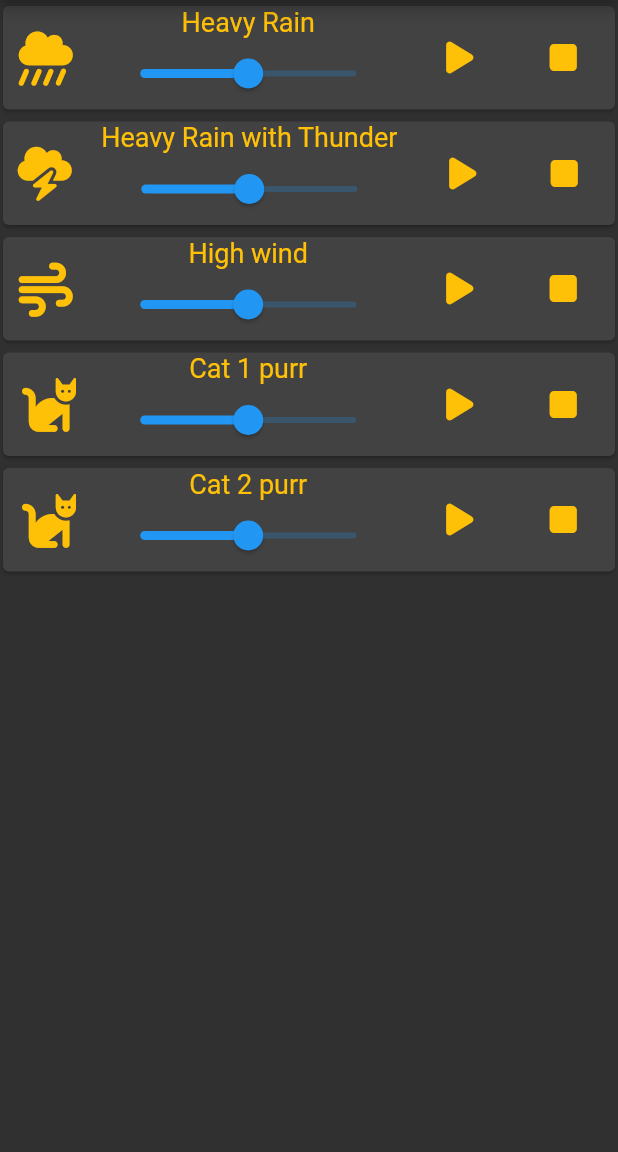
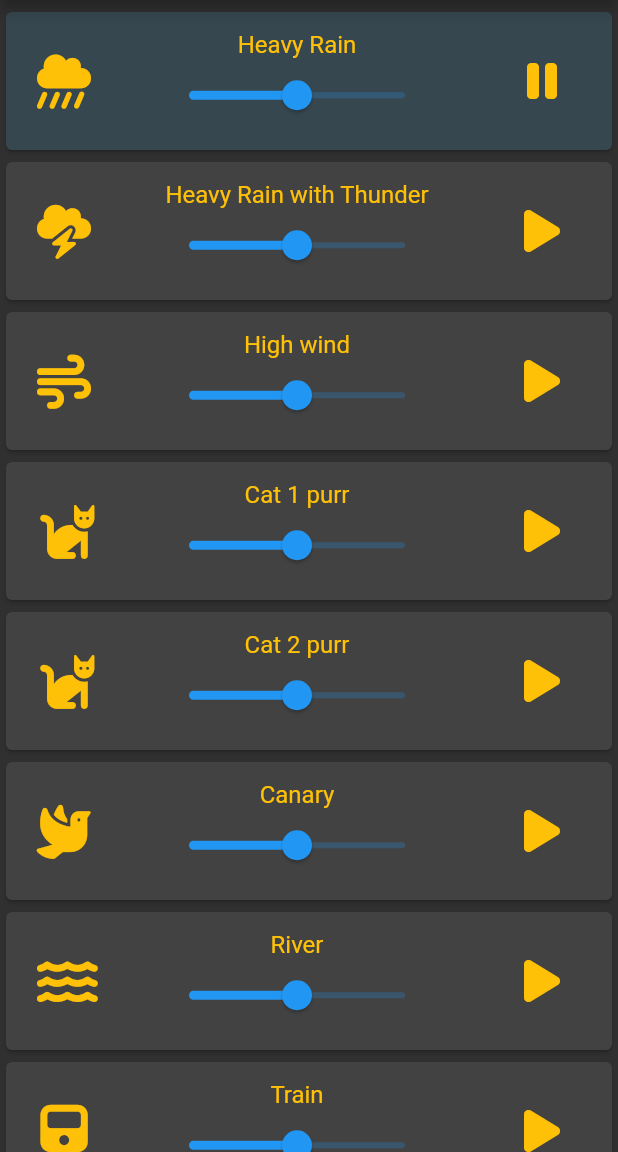
Before and after one commit to alona-tepukhina/nature_sounds, a Flutter app: the screen it shows after launch, after a tap on an icon or button, on a phone screen of 412 x 824 dp, the part 84-1236 px from its top. Run offline on Flutter 3.47's test engine with Material 2 defaults, Android fonts, the phone set to English and light mode, and no system bars; our stand-ins replace audioplayers, font_awesome_flutter.

Commit message:
Fixed theme, added active card color

```diff
--- /dev/null
+++ b/lib/homepage.dart
@@ -0,0 +1,88 @@
+import 'package:flutter/material.dart';
+import 'package:font_awesome_flutter/font_awesome_flutter.dart';
+import 'sound_card.dart';
+import 'package:audioplayers/audioplayers.dart';
+
+class HomePage extends StatefulWidget {
+  const HomePage({Key? key}) : super(key: key);
+
+  @override
+  State<HomePage> createState() => _HomePageState();
+}
+
+class _HomePageState extends State<HomePage> {
+  @override
+  Widget build(BuildContext context) {
+    return Stack(
+      alignment: Alignment.bottomCenter,
+      children: [
+        ListView(
+          scrollDirection: Axis.vertical,
+          children: const [
+            SizedBox(height: 4.0),
+            SoundCard(
+              soundName: 'Heavy Rain',
+              fileName: '527498__timothyd4y__rain-on-sidewalk.wav',
+              soundIconData: FontAwesomeIcons.cloudShowersHeavy,
+            ),
+            SoundCard(
+              soundName: 'Heavy Rain with Thunder',
+              fileName: '164206__danjocross__rain-very-heavy-with-thunder.wav',
+              soundIconData: FontAwesomeIcons.cloudBolt,
+            ),
+            SoundCard(
+              soundName: 'High wind',
+              fileName: '559094__vital-sounds__high-wind-2.wav',
+              soundIconData: FontAwesomeIcons.wind,
+            ),
+            SoundCard(
+              soundName: 'Cat 1 purr',
+              fileName: '561176__philsapphire__cat-purr.wav',
+              soundIconData: FontAwesomeIcons.cat,
+            ),
+            SoundCard(
+              soundName: 'Cat 2 purr',
+              fileName: '624162__atakantrcn__purr.wav',
+              soundIconData: FontAwesomeIcons.cat,
+            ),
+            SoundCard(
+              soundName: 'Canary',
+              fileName: '85401__readeonly__canaryartie-1.wav',
+              soundIconData: FontAwesomeIcons.dove,
+            ),
+            SoundCard(
+              soundName: 'River',
+              fileName: '459406__pfannkuchn__small-river-1-fast-distant.wav',
+              soundIconData: FontAwesomeIcons.water,
+            ),
+            SoundCard(
+              soundName: 'Train',
+              fileName: '202341__eriaperse__ter-court.mp3',
+              soundIconData: FontAwesomeIcons.train,
+            ),
+          ],
+        ),
+        Visibility(
+          visible: false,
+          child: SizedBox(
+            width: 200,
+            height: 60,
+            child: Card(
+              color: Colors.blueGrey.shade600,
+              child: Row(
+                mainAxisAlignment: MainAxisAlignment.spaceAround,
+                children: [
+                  Text('Stop all'),
+                  IconButton(
+                    onPressed: () {},
+                    icon: const Icon(FontAwesomeIcons.stop),
+                  )
+                ],
+              ),
+            ),
+          ),
+        ),
+      ],
+    );
+  }
+}
--- a/lib/main.dart
+++ b/lib/main.dart
@@ -1,7 +1,5 @@
 import 'package:flutter/material.dart';
-import 'package:audioplayers/audioplayers.dart';
-import 'package:font_awesome_flutter/font_awesome_flutter.dart';
-import 'sound_card.dart';
+import 'homepage.dart';
 
 void main() {
   runApp(const MyApp());
@@ -14,7 +12,12 @@ class MyApp extends StatelessWidget {
   Widget build(BuildContext context) {
     return MaterialApp(
       title: 'Nature Sounds',
-      theme: ThemeData.dark(),
+      //theme: ThemeData.dark(),
+      theme: ThemeData(
+        brightness: Brightness.dark,
+        iconTheme: const IconThemeData(size: 36.0, color: Colors.amber),
+      ),
+
       home: Scaffold(
         appBar: AppBar(
           title: const Text('Nature sounds'),
@@ -25,53 +28,3 @@ class MyApp extends StatelessWidget {
     );
   }
 }
-
-class HomePage extends StatefulWidget {
-  const HomePage({Key? key}) : super(key: key);
-
-  @override
-  State<HomePage> createState() => _HomePageState();
-}
-
-class _HomePageState extends State<HomePage> {
-  @override
-  Widget build(BuildContext context) {
-    return Column(
-      children: [
-        Expanded(
-          child: ListView(
-            scrollDirection: Axis.vertical,
-            children: const [
-              SoundCard(
-                soundName: 'Heavy Rain',
-                fileName: '527498__timothyd4y__rain-on-sidewalk.wav',
-                soundIconData: FontAwesomeIcons.cloudShowersHeavy,
-              ),
-              SoundCard(
-                soundName: 'Heavy Rain with Thunder',
-                fileName:
-                    '164206__danjocross__rain-very-heavy-with-thunder.wav',
-                soundIconData: FontAwesomeIcons.cloudBolt,
-              ),
-              SoundCard(
-                soundName: 'High wind',
-                fileName: '559094__vital-sounds__high-wind-2.wav',
-                soundIconData: FontAwesomeIcons.wind,
-              ),
-              SoundCard(
-                soundName: 'Cat 1 purr',
-                fileName: '561176__philsapphire__cat-purr.wav',
-                soundIconData: FontAwesomeIcons.cat,
-              ),
-              SoundCard(
-                soundName: 'Cat 2 purr',
-                fileName: '624162__atakantrcn__purr.wav',
-                soundIconData: FontAwesomeIcons.cat,
-              ),
-            ],
-          ),
-        ),
-      ],
-    );
-  }
-}
--- a/lib/sound_card.dart
+++ b/lib/sound_card.dart
@@ -14,6 +14,9 @@ class SoundCard extends StatefulWidget {
   final String fileName;
   final IconData soundIconData;
 
+  static final Color? inactiveCardColor = Colors.grey[800];
+  static final Color? activeCardColor = Colors.blueGrey[800];
+
   //static int playerId = 0;
 
   @override
@@ -22,12 +25,15 @@ class SoundCard extends StatefulWidget {
 
 class _SoundCardState extends State<SoundCard> {
   double currentVolume = 0.5;
+  IconData playStopIcon = FontAwesomeIcons.play;
+  bool isPlayed = false;
+  Color? cardColor = SoundCard.inactiveCardColor;
+  //bool sliderVisibility = false;
 
   final player = AudioPlayer();
 
   void playSound(String fileName) async {
     await player.setReleaseMode(ReleaseMode.loop);
-
     await player.play(AssetSource(fileName), volume: currentVolume);
   }
 
@@ -37,29 +43,30 @@ class _SoundCardState extends State<SoundCard> {
 
   @override
   Widget build(BuildContext context) {
-    return Card(
-      color: Colors.grey.shade800,
-      margin: const EdgeInsets.symmetric(vertical: 4.0, horizontal: 2.0),
+    return SizedBox(
+      height: 100,
+      child: Card(
+        color: cardColor,
+        margin: const EdgeInsets.symmetric(vertical: 4.0, horizontal: 4.0),
         child: Row(
           mainAxisAlignment: MainAxisAlignment.spaceAround,
           crossAxisAlignment: CrossAxisAlignment.center,
           children: [
             Icon(
               widget.soundIconData,
-            size: 36.0,
-            color: Colors.amber,
             ),
             Column(
+              mainAxisAlignment: MainAxisAlignment.center,
               children: [
                 Column(
                   children: [
                     Text(
                       widget.soundName,
-                    style: const TextStyle(fontSize: 18.0, color: Colors.amber),
+                      style:
+                          const TextStyle(fontSize: 16.0, color: Colors.amber),
                     ),
                     Slider(
                       value: currentVolume,
-                      //value: 0.5,
                       min: 0,
                       max: 1,
                       onChanged: (double newValue) {
@@ -67,33 +74,37 @@ class _SoundCardState extends State<SoundCard> {
                           currentVolume = newValue;
                           player.setVolume(newValue);
                         });
-                      }),
+                      },
+                    ),
                   ],
                 ),
               ],
             ),
             IconButton(
               onPressed: () {
+                setState(() {
+                  if (isPlayed == false) {
+                    playStopIcon = FontAwesomeIcons.pause;
                     playSound(widget.fileName);
+                    cardColor = SoundCard.activeCardColor;
+                    isPlayed = true;
+                  } else {
+                    playStopIcon = FontAwesomeIcons.play;
+                    stopSound();
+                    cardColor = SoundCard.inactiveCardColor;
+                    isPlayed = false;
+                  }
+                });
               },
-            icon: const Icon(
-              FontAwesomeIcons.play,
-              size: 24.0,
-              color: Colors.amber,
-            ),
-          ),
-          IconButton(
-            onPressed: () {
-              stopSound();
-            },
-            icon: const Icon(
-              FontAwesomeIcons.stop,
-              size: 24.0,
-              color: Colors.amber,
+              icon: Icon(
+                playStopIcon,
+                size: 32.0,
+                // color: Colors.amber,
               ),
             ),
           ],
         ),
+      ),
     );
   }
 }
```
Also changed, not shown: 3 other files. Lines whose indentation alone changed are shown as unchanged.
